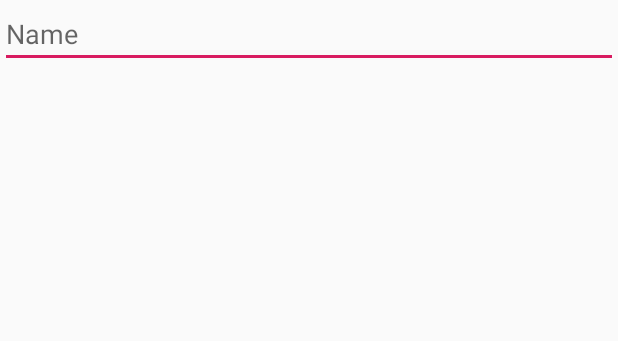
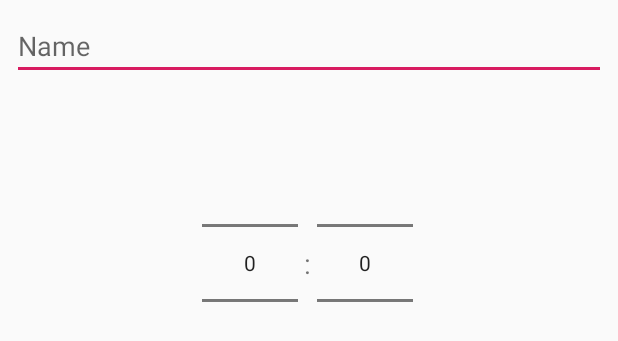
Before and after one commit to cube1324/CodeTimer, an Android app: the layout edit_element_dialog.xml on its own in the app's theme, with its tools: preview values and no code run, on a phone screen of 412 x 824 dp. Shown: the top 341 px of the screen. Run offline under Robolectric (Android 15) with nearby library versions, the phone set to English and light mode, and no system bars.

Commit message:
Fixed editDialog, made it look nice

```diff
--- a/app/src/main/java/com/example/codetimer/Support/ListElementEditDialog.java
+++ b/app/src/main/java/com/example/codetimer/Support/ListElementEditDialog.java
@@ -7,6 +7,8 @@ import android.content.DialogInterface;
 import android.os.Bundle;
 import android.view.LayoutInflater;
 import android.view.View;
+import android.widget.EditText;
+import android.widget.NumberPicker;
 
 import androidx.annotation.NonNull;
 import androidx.annotation.Nullable;
@@ -15,8 +17,14 @@ import androidx.fragment.app.DialogFragment;
 
 import com.example.codetimer.R;
 
+import java.text.Normalizer;
+
 public class ListElementEditDialog extends AppCompatDialogFragment {
-
+    private NumberPicker hour_picker;
+    private NumberPicker seconds_picker;
+    public EditText edit_name;
+    public int hour;
+    public int seconds;
 
     public interface  ListElementEditDialogListener{
         void onDialogPositiveClick(DialogFragment dialog);
@@ -40,6 +48,43 @@ public class ListElementEditDialog extends AppCompatDialogFragment {
         LayoutInflater inflater = requireActivity().getLayoutInflater();
 
         View v = inflater.inflate(R.layout.edit_element_dialog, null);
+        hour_picker = v.findViewById(R.id.hour_picker);
+        seconds_picker = v.findViewById(R.id.seconds_picker);
+        edit_name = v.findViewById(R.id.edit_name);
+
+        hour_picker.setMaxValue(60);
+        hour_picker.setMinValue(0);
+        hour_picker.setOnValueChangedListener(new NumberPicker.OnValueChangeListener() {
+            @Override
+            public void onValueChange(NumberPicker picker, int oldVal, int newVal) {
+                hour = newVal;
+            }
+        });
+        hour_picker.setFormatter(new NumberPicker.Formatter() {
+            @Override
+            public String format(int value) {
+                return String.format("%02d", value);
+            }
+        });
+
+        seconds_picker.setMaxValue(60);
+        seconds_picker.setMinValue(0);
+        seconds_picker.setOnValueChangedListener(new NumberPicker.OnValueChangeListener() {
+            @Override
+            public void onValueChange(NumberPicker picker, int oldVal, int newVal) {
+                seconds = newVal;
+            }
+        });
+        seconds_picker.setFormatter(new NumberPicker.Formatter() {
+            @Override
+            public String format(int value) {
+                return String.format("%02d", value);
+            }
+        });
+
+
+
+
         builder.setView(v);
         builder.setNegativeButton(R.string.edit_dialog_negativ, new DialogInterface.OnClickListener() {
             @Override
--- a/app/src/main/res/layout/edit_element_dialog.xml
+++ b/app/src/main/res/layout/edit_element_dialog.xml
@@ -1,13 +1,61 @@
 <?xml version="1.0" encoding="utf-8"?>
-<LinearLayout xmlns:android="http://schemas.android.com/apk/res/android"
-    android:orientation="vertical" android:layout_width="match_parent"
-    android:layout_height="match_parent">
+<androidx.constraintlayout.widget.ConstraintLayout xmlns:android="http://schemas.android.com/apk/res/android"
+    xmlns:app="http://schemas.android.com/apk/res-auto"
+    xmlns:tools="http://schemas.android.com/tools"
+    android:layout_width="match_parent"
+    android:layout_height="wrap_content"
+    android:orientation="vertical">
 
     <EditText
-        android:id="@+id/editText"
+        android:id="@+id/edit_name"
         android:layout_width="match_parent"
         android:layout_height="wrap_content"
+        android:layout_marginStart="8dp"
+        android:layout_marginLeft="8dp"
+        android:layout_marginTop="8dp"
+        android:layout_marginEnd="8dp"
+        android:layout_marginRight="8dp"
         android:ems="10"
         android:hint="Name"
-        android:inputType="textPersonName" />
-</LinearLayout>
+        android:inputType="textPersonName"
+        app:layout_constraintEnd_toEndOf="parent"
+        app:layout_constraintStart_toStartOf="parent"
+        app:layout_constraintTop_toTopOf="parent" />
+
+    <NumberPicker
+        android:id="@+id/hour_picker"
+        android:layout_width="wrap_content"
+        android:layout_height="wrap_content"
+        android:layout_marginTop="32dp"
+        android:layout_marginEnd="4dp"
+        android:layout_marginRight="4dp"
+        android:layout_marginBottom="8dp"
+        app:layout_constraintBottom_toBottomOf="parent"
+        app:layout_constraintEnd_toStartOf="@+id/textView"
+        app:layout_constraintTop_toBottomOf="@+id/edit_name" />
+
+    <NumberPicker
+        android:id="@+id/seconds_picker"
+        android:layout_width="wrap_content"
+        android:layout_height="wrap_content"
+        android:layout_marginStart="4dp"
+        android:layout_marginLeft="4dp"
+        android:layout_marginTop="32dp"
+        android:layout_marginBottom="8dp"
+        app:layout_constraintBottom_toBottomOf="parent"
+        app:layout_constraintStart_toEndOf="@+id/textView"
+        app:layout_constraintTop_toBottomOf="@+id/edit_name"
+        app:layout_constraintVertical_bias="0.0" />
+
+    <TextView
+        android:id="@+id/textView"
+        android:layout_width="wrap_content"
+        android:layout_height="wrap_content"
+        android:layout_marginTop="110dp"
+        android:text="@string/edit_dialog_picker_seperate"
+        android:textSize="18sp"
+        app:layout_constraintEnd_toEndOf="parent"
+        app:layout_constraintHorizontal_bias="0.498"
+        app:layout_constraintStart_toStartOf="parent"
+        app:layout_constraintTop_toBottomOf="@+id/edit_name" />
+</androidx.constraintlayout.widget.ConstraintLayout>
--- a/app/src/main/res/values/strings.xml
+++ b/app/src/main/res/values/strings.xml
@@ -2,5 +2,6 @@
     <string name="app_name">CodeTimer</string>
     <string name="edit_dialog_positiv">Apply</string>
     <string name="edit_dialog_negativ">Cancel</string>
+    <string name="edit_dialog_picker_seperate">:</string>
 
 </resources>
```
